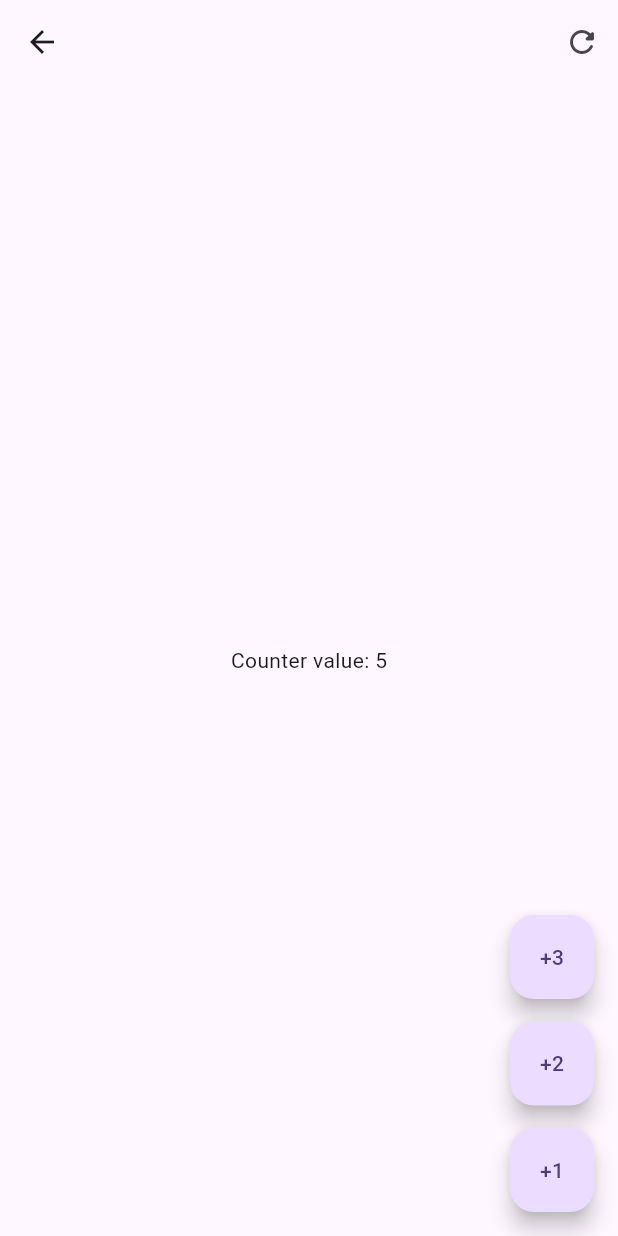
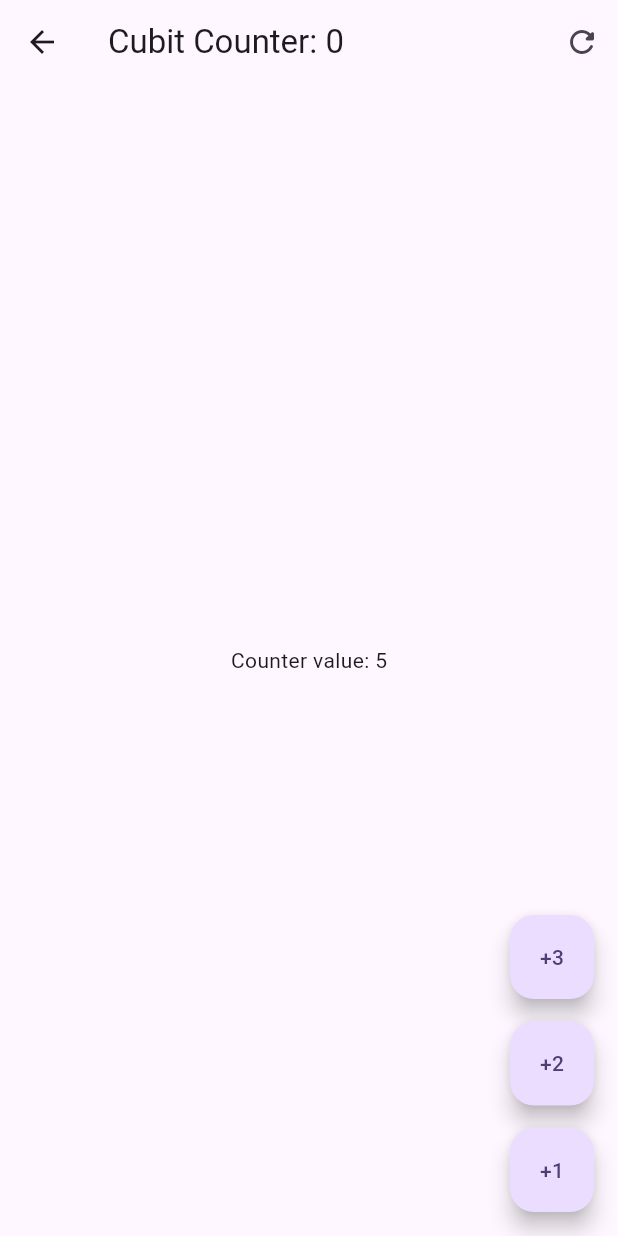
Before and after one commit to AngelTravieso/FormsApp, a Flutter app: the _CubitCounterView screen opened directly, on a phone screen of 412 x 824 dp. Run offline on Flutter 3.47's test engine with Material 2 defaults, Android fonts, the phone set to English and light mode, and no system bars; our stand-ins replace equatable, flutter_bloc, go_router.

```diff
--- a/lib/presentation/blocs/counter_cubit/counter_cubit.dart
+++ b/lib/presentation/blocs/counter_cubit/counter_cubit.dart
@@ -1,3 +1,4 @@
+import 'package:equatable/equatable.dart';
 import 'package:flutter_bloc/flutter_bloc.dart';
 
 part 'counter_state.dart';
--- a/lib/presentation/blocs/counter_cubit/counter_state.dart
+++ b/lib/presentation/blocs/counter_cubit/counter_state.dart
@@ -1,10 +1,10 @@
 part of 'counter_cubit.dart';
 
-class CounterState {
+class CounterState extends Equatable {
   final int counter;
   final int transactionCount;
 
-  CounterState({
+  const CounterState({
     this.counter = 0,
     this.transactionCount = 0,
   });
@@ -17,4 +17,10 @@ class CounterState {
         counter: counter ?? this.counter,
         transactionCount: transactionCount ?? this.transactionCount,
       );
+
+  @override
+  List<Object> get props => [
+        counter,
+        transactionCount,
+      ];
 }
--- a/lib/presentation/screens/cubit_counter_screen.dart
+++ b/lib/presentation/screens/cubit_counter_screen.dart
@@ -29,7 +29,10 @@ class _CubitCounterView extends StatelessWidget {
 
     return Scaffold(
       appBar: AppBar(
-        // title: Text('Cubit Counter: ${counterState.transactionCount}'),
+        // Me permite obtener todo el strema del cubit
+        title: context.select((CounterCubit value) {
+          return Text('Cubit Counter: ${value.state.transactionCount}');
+        }),
         actions: [
           IconButton(
             onPressed: () {
@@ -43,7 +46,7 @@ class _CubitCounterView extends StatelessWidget {
       ),
       body: Center(
         child: BlocBuilder<CounterCubit, CounterState>(
-          // Solo si son diferentes reconstruyelo
+          // Solo si son diferentes reconstruyelo (esto solo se usa con una condición muy específica)
           // buildWhen: (previous, current) => current.counter != previous.counter,
           builder: (context, state) {
             print('counter cambio');
--- a/pubspec.yaml
+++ b/pubspec.yaml
@@ -7,6 +7,7 @@ environment:
   sdk: '>=3.1.0-197.0.dev <4.0.0'
 
 dependencies:
+  equatable: ^2.0.5
   flutter:
     sdk: flutter
   flutter_bloc: ^8.1.3
```
Also changed, not shown: pubspec.lock.
